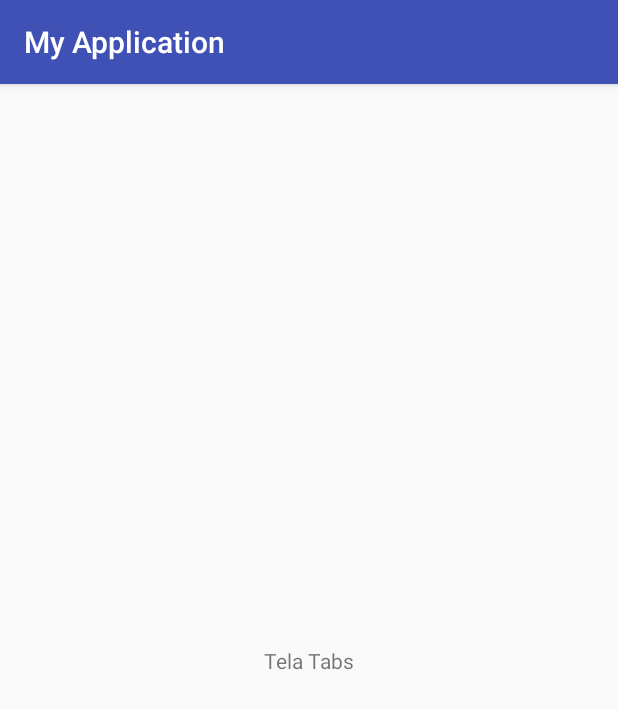
After one commit to jacksonazevedo/Avaliacao-Android, an Android app: the TelaTabs screen opened directly, with no data from a screen before it, on a phone screen of 412 x 824 dp. The commit adds this screen. Shown: the top 709 px of the screen. Run offline under Robolectric (Android 15) with nearby library versions, the phone set to English and light mode, and no system bars.

Commit message:
TelaInicial, Tabs and menu.xml

```diff
--- a/app/src/main/AndroidManifest.xml
+++ b/app/src/main/AndroidManifest.xml
@@ -16,7 +16,8 @@
                 <category android:name="android.intent.category.LAUNCHER" />
             </intent-filter>
         </activity>
-        <activity android:name=".TelaInicial"></activity>
+        <activity android:name=".TelaInicial" />
+        <activity android:name=".TelaTabs"></activity>
     </application>
 
 </manifest>
--- /dev/null
+++ b/app/src/main/java/com/example/jacksonsilva/myapplication/TelaTabs.java
@@ -0,0 +1,13 @@
+package com.example.jacksonsilva.myapplication;
+
+import android.support.v7.app.AppCompatActivity;
+import android.os.Bundle;
+
+public class TelaTabs extends AppCompatActivity {
+
+    @Override
+    protected void onCreate(Bundle savedInstanceState) {
+        super.onCreate(savedInstanceState);
+        setContentView(R.layout.activity_tela_tabs);
+    }
+}
--- /dev/null
+++ b/app/src/main/res/layout/activity_tela_tabs.xml
@@ -0,0 +1,24 @@
+<?xml version="1.0" encoding="utf-8"?>
+<android.support.constraint.ConstraintLayout xmlns:android="http://schemas.android.com/apk/res/android"
+    xmlns:app="http://schemas.android.com/apk/res-auto"
+    xmlns:tools="http://schemas.android.com/tools"
+    android:layout_width="match_parent"
+    android:layout_height="match_parent"
+    tools:context=".TelaTabs">
+
+    <TextView
+        android:id="@+id/textView3"
+        android:layout_width="wrap_content"
+        android:layout_height="wrap_content"
+        android:layout_marginStart="8dp"
+        android:layout_marginLeft="8dp"
+        android:layout_marginTop="8dp"
+        android:layout_marginEnd="8dp"
+        android:layout_marginRight="8dp"
+        android:layout_marginBottom="8dp"
+        android:text="Tela Tabs"
+        app:layout_constraintBottom_toBottomOf="parent"
+        app:layout_constraintEnd_toEndOf="parent"
+        app:layout_constraintStart_toStartOf="parent"
+        app:layout_constraintTop_toTopOf="parent" />
+</android.support.constraint.ConstraintLayout>
```
Also changed, not shown: app/src/main/java/com/example/jacksonsilva/myapplication/TelaInicial.java (+20 -0 lines), app/src/main/res/menu/menu.xml (+6 -6 lines).
